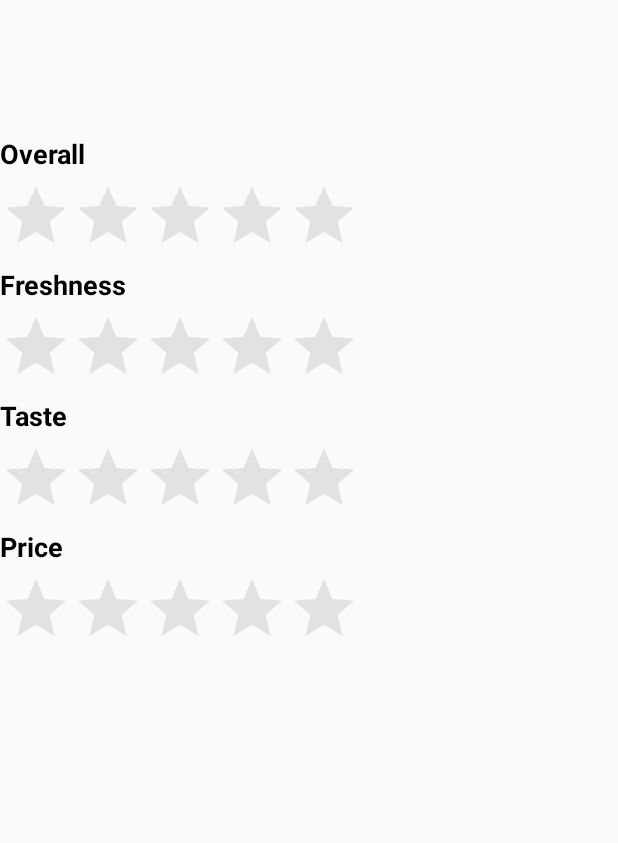
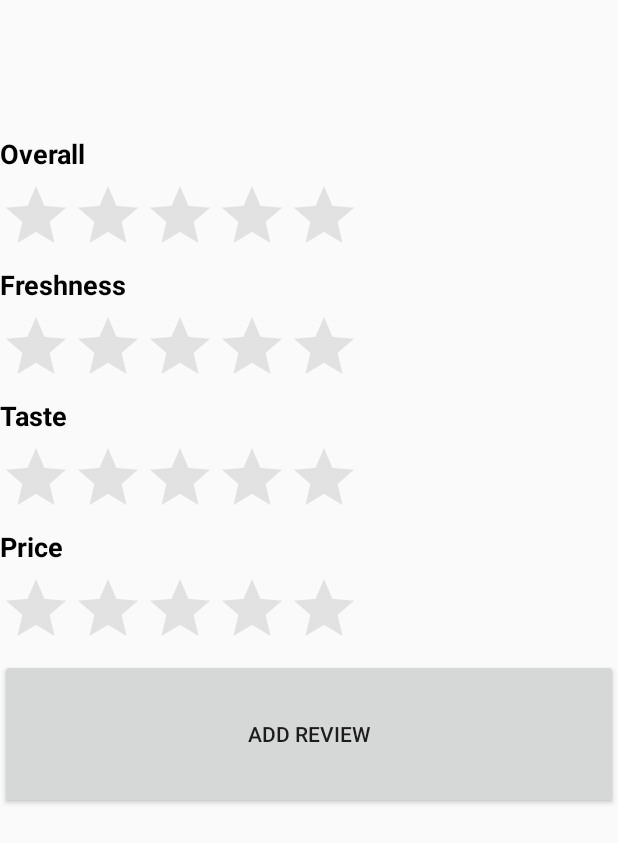
Before and after one commit to Danielemur/CMSC436_FIA, an Android app: the StorePageActivity screen opened directly, with no data from a screen before it, on a phone screen of 412 x 824 dp. Shown: the top 843 px of the screen. Run offline under Robolectric (Android 15) with nearby library versions, the phone set to English and light mode, and no system bars; our stand-ins replace Firebase (no records; nobody signed in at launch, a user with empty details on screens opened directly); 1 statement that could not run was skipped.

Commit message:
Add Review Worksgit add app/src/main/java/com/example/daniel/tastet/StorePageActivity.javagit add app/src/main/java/com/example/daniel/tastet/StorePageActivity.java

```diff
--- a/app/src/main/java/com/example/daniel/tastet/StorePageActivity.java
+++ b/app/src/main/java/com/example/daniel/tastet/StorePageActivity.java
@@ -5,6 +5,8 @@ import android.content.Intent;
 import android.os.Bundle;
 import android.support.annotation.NonNull;
 import android.util.Log;
+import android.view.View;
+import android.widget.Button;
 import android.widget.RatingBar;
 import android.widget.TextView;
 
@@ -47,14 +49,16 @@ public class StorePageActivity extends Activity {
         storeTasteRatingView.setRating(data.getTasteRating());
         storePriceRatingView.setRating(data.getPriceRating());
 
+        Button newReviewButton = this.findViewById(R.id.review_button);
+        newReviewButton.setOnClickListener(new View.OnClickListener() {
+            public void onClick(View v) {
+                Intent addReview = new Intent(StorePageActivity.this, AddReviewActivity.class);
+                startActivityForResult(addReview, ADD_REVIEW_REQUEST);
+            }
+        });
+
     }
 
-
-  /*          case R.id.add_review:
-    Intent addReview = new Intent(this, AddReviewActivity.class);
-                this.startActivityForResult(addReview, ADD_REVIEW_REQUEST);
-    //open new location activity
-                break;*/
 
 
     @Override
@@ -101,17 +105,6 @@ public class StorePageActivity extends Activity {
                         }
                     });
 
-                    Map<String, Object> result = new HashMap<>();
-                    Map<String, String> reviews = new HashMap<>();
-                    result.put("Name", reviewTitle);
-                    reviews.put("Overall", Float.toString(reviewOverall));
-                    reviews.put("Freshness", Float.toString(reviewFreshness));
-                    reviews.put("Price", Float.toString(reviewPrice));
-                    reviews.put("Taste", Float.toString(reviewTaste));
-                    reviews.put("Author", reviewUser);
-                    reviews.put("Body", reviewText);
-                    result.put("Reviews", reviews);
-                    myRef.setValue(result);
                     break;
                 }
             }
--- a/app/src/main/res/layout/store_page_activity.xml
+++ b/app/src/main/res/layout/store_page_activity.xml
@@ -133,4 +133,12 @@
         android:layout_marginStart="0dp"
         android:theme="@style/RatingBar" />
 
+    <Button
+        android:id="@+id/review_button"
+        android:layout_width="fill_parent"
+        android:layout_height="150px"
+        android:onClick="launchAddReviewActivity"
+        android:text="Add Review" />
+    />
+
 </LinearLayout>
```
